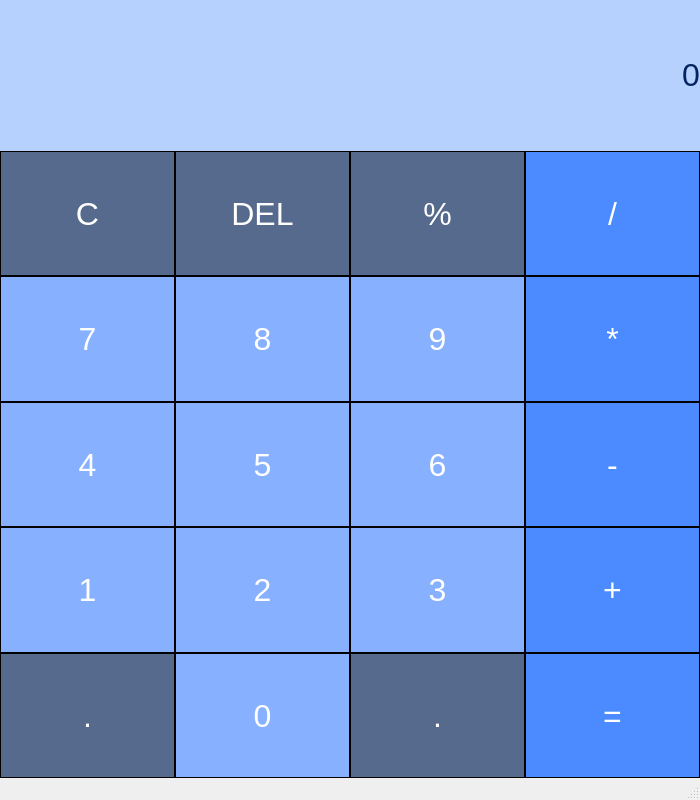
Before: the Qt Designer form Calculator/mainwindow.ui in Oleh-Hrytsyk/Calculator, drawn with Qt 5.
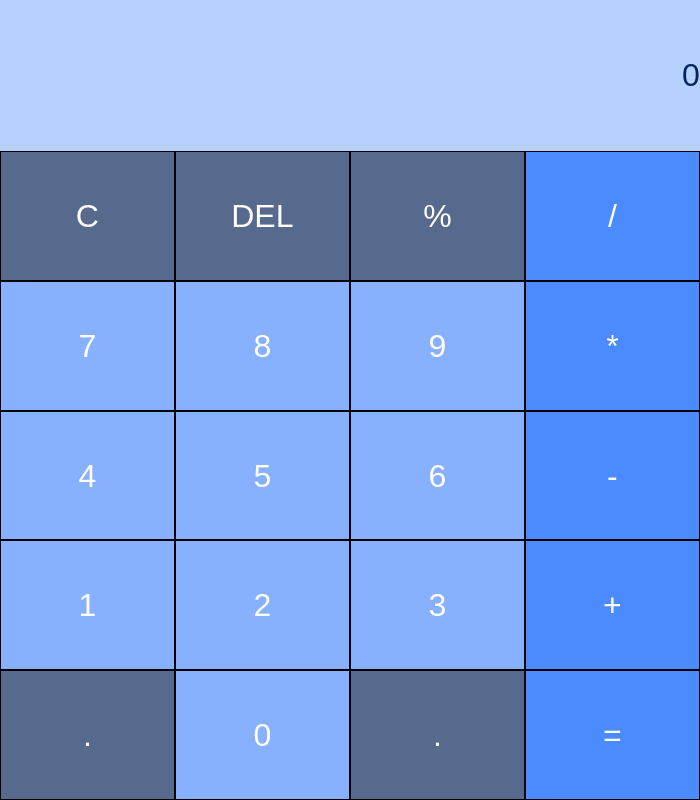
After: the same form once the commit is applied.

Diff of the .ui file:
```diff
--- a/Calculator/mainwindow.ui
+++ b/Calculator/mainwindow.ui
@@ -735,7 +735,6 @@
     </rect>
    </property>
   </widget>
-  <widget class="QStatusBar" name="statusbar"/>
  </widget>
  <resources/>
  <connections/>
```
